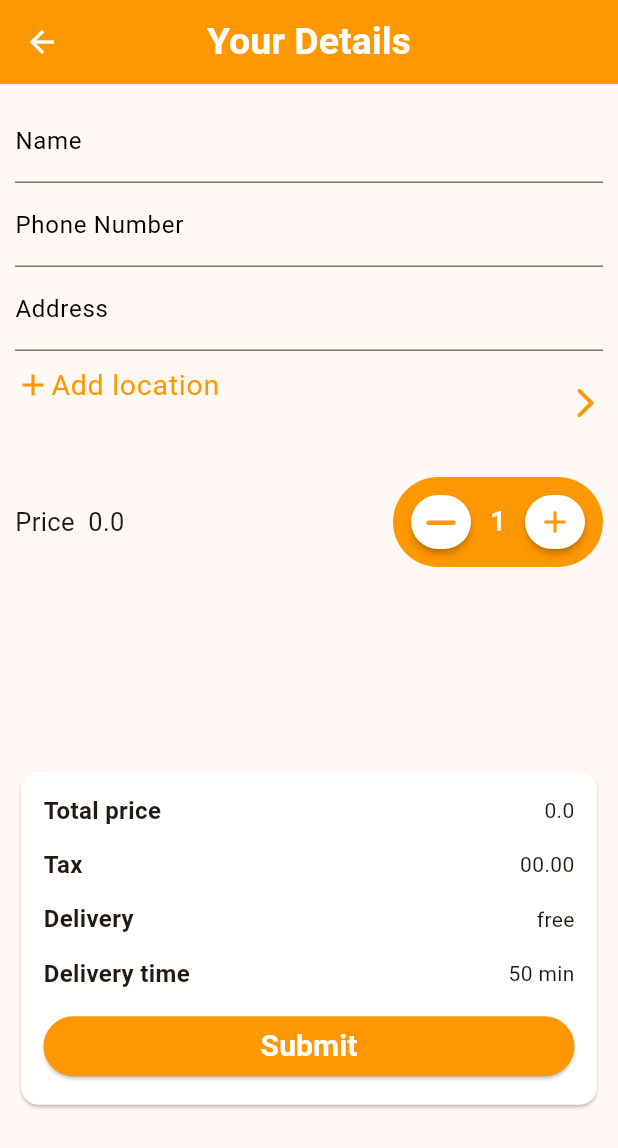
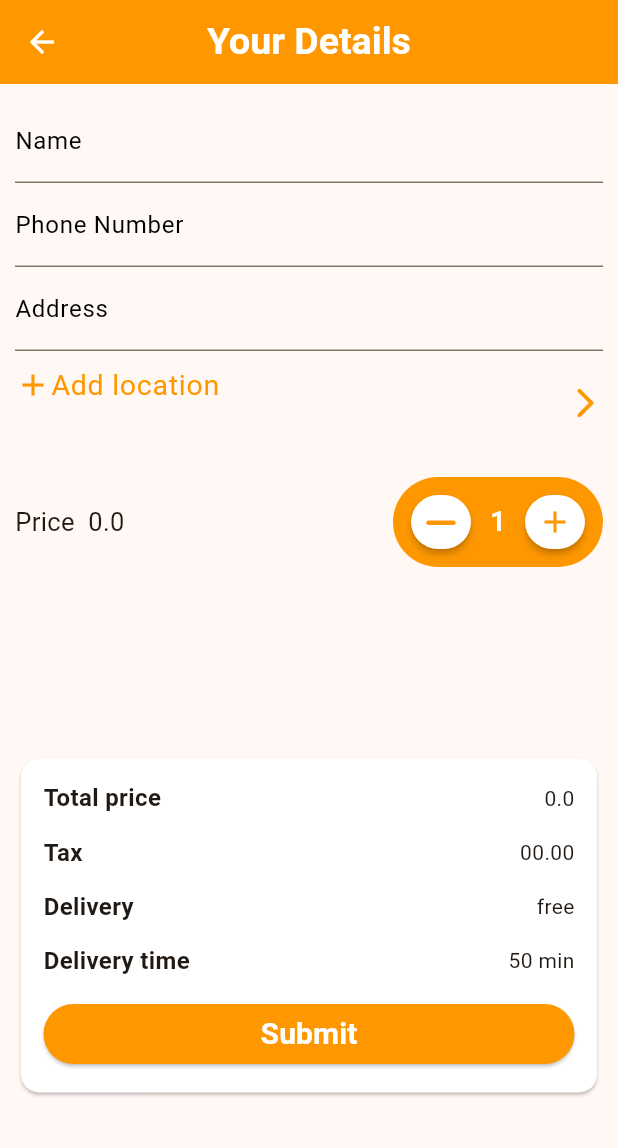
Before and after one commit to Waseem-Dar/Foodapp, a Flutter app: the YourDetails screen opened directly with empty values, on a phone screen of 412 x 824 dp. Shown: the top 1148 px of the screen. Run offline on Flutter 3.47's test engine with Material 2 defaults, Android fonts, the phone set to English and light mode, and no system bars; our stand-ins replace carousel_slider, cloud_firestore, dots_indicator, firebase_auth, firebase_core, flutter_rating_bar and 5 more; accounts and stored records are empty.

Commit message:
This is our second commit

```diff
--- a/lib/main.dart
+++ b/lib/main.dart
@@ -1,9 +1,5 @@
 import 'package:flutter/material.dart';
-import 'package:tasty_food/login_screens/login_screen.dart';
-import 'package:tasty_food/screens/home_screen.dart';
-import 'package:tasty_food/screens/slider.dart';
 import 'package:tasty_food/screens/splash_screen.dart';
-import 'package:tasty_food/screens/tabs_screen.dart';
 import 'package:firebase_core/firebase_core.dart';
 import 'firebase_options.dart';
 
--- a/lib/screens/your_details_screen.dart
+++ b/lib/screens/your_details_screen.dart
@@ -36,17 +36,12 @@ class _YourDetailsState extends State<YourDetails> {
     };
      try{
        FirebaseFirestore.instance.collection("order").add(info);
-       log(info["phone"]);
-       log("\norder complete");
      }catch(e){
        log(e.toString());
      }
 
   }
-
-
-
-int total= 1;
+   int total= 1;
   @override
   Widget build(BuildContext context) {
     return Scaffold(
@@ -103,7 +98,7 @@ int total= 1;
                   Text("Add location",style:TextStyle(color: Colors.orange,fontSize: 19),),
                 ],
               ),
-              subtitle: Text(widget.selectedLocation,style: const TextStyle(fontSize: 17),),
+              subtitle: Text(widget.selectedLocation,style: const TextStyle(fontSize: 17),maxLines: 2,),
               trailing: const Icon(Icons.arrow_forward_ios_rounded,color: Colors.orange,),
 
             ),
@@ -159,7 +154,7 @@ int total= 1;
                 )
               ],
             ),
-             SizedBox(height: MediaQuery.of(context).size.height* 0.16,),
+             SizedBox(height: MediaQuery.of(context).size.height* 0.15,),
             SizedBox(
               height: MediaQuery.of(context).size.height* 0.28,
               child: Card(
```
Also changed, not shown: lib/screens/map_screen.dart (+0 -7 lines).
